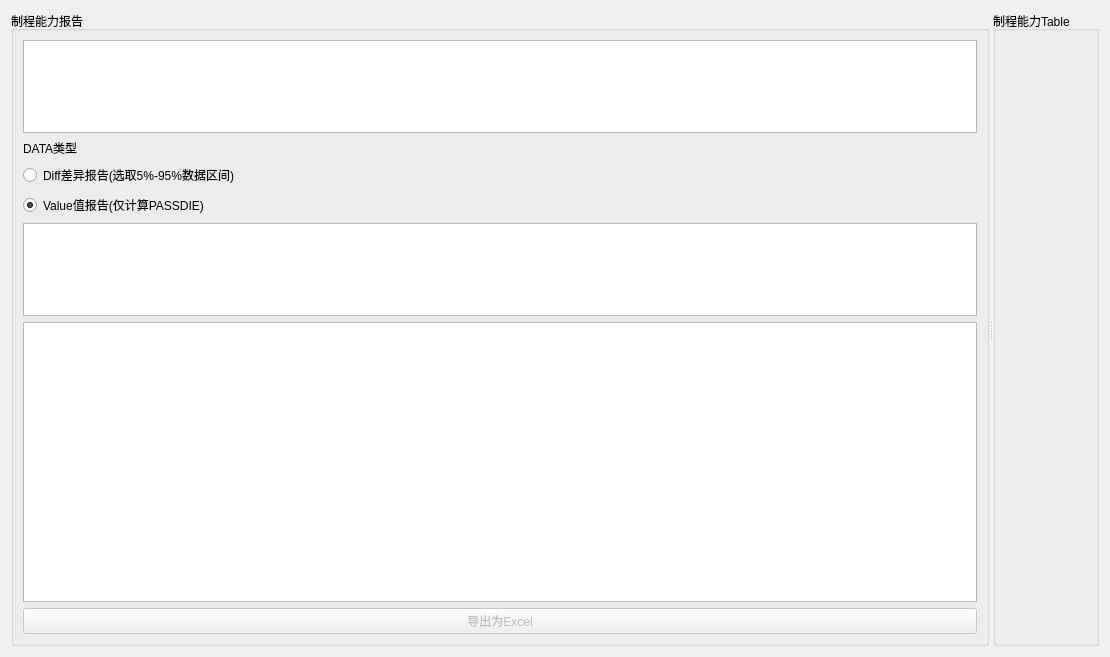
lihuangroove/ATE_STDF_ANALYSIS, file ui_component/ui_analysis_stdf/ui_designer/processing.ui: the form before one commit.
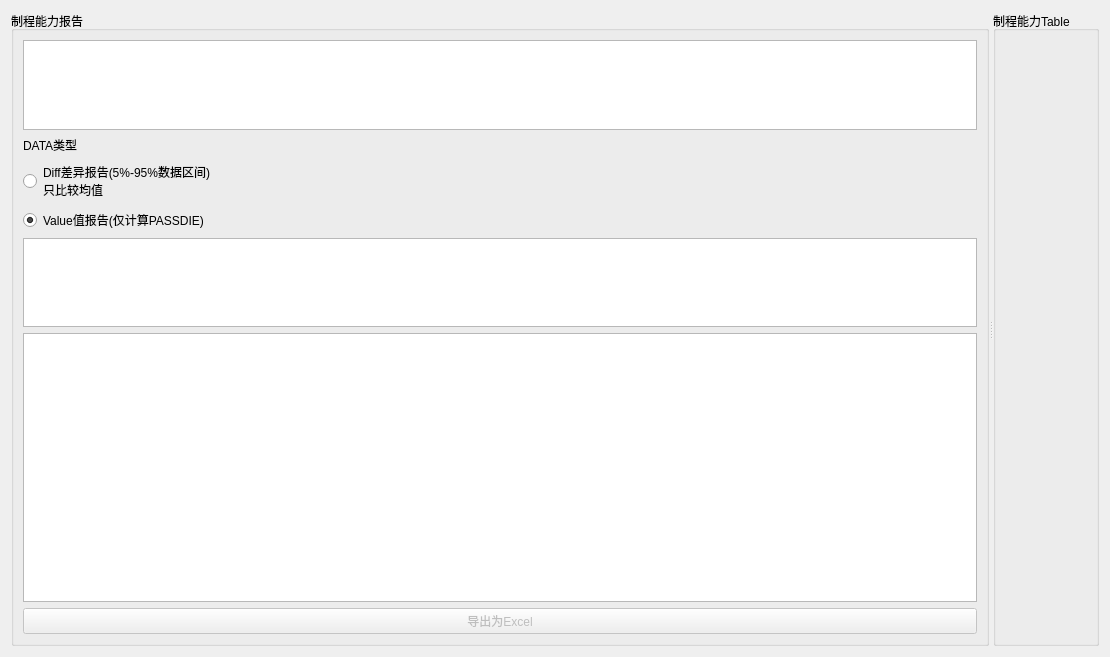
The form after the commit.

Commit message: V0P2 ..ing -> update processing.ui, contact,

The edit to the form file:
```diff
--- a/ui_component/ui_analysis_stdf/ui_designer/processing.ui
+++ b/ui_component/ui_analysis_stdf/ui_designer/processing.ui
@@ -37,7 +37,8 @@
        <item>
         <widget class="QRadioButton" name="radioButton">
          <property name="text">
-          <string>Diff差异报告(选取5%-95%数据区间)</string>
+          <string>Diff差异报告(5%-95%数据区间)
+只比较均值</string>
          </property>
         </widget>
        </item>
```
The commit also changes 1 other file.
